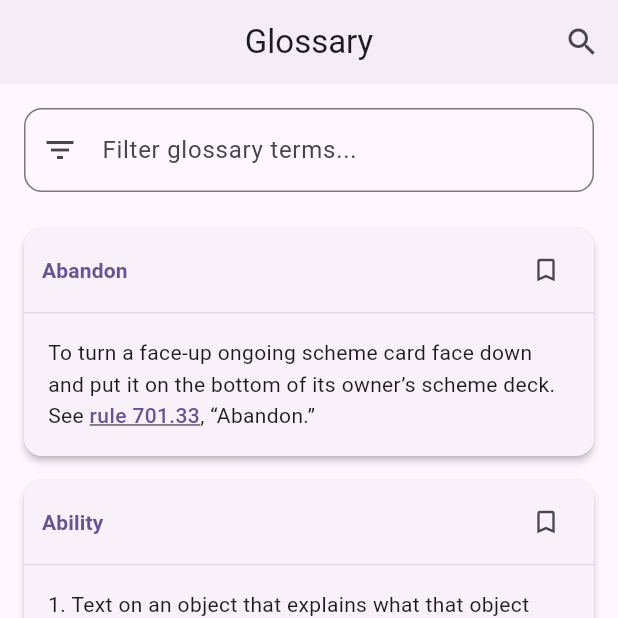
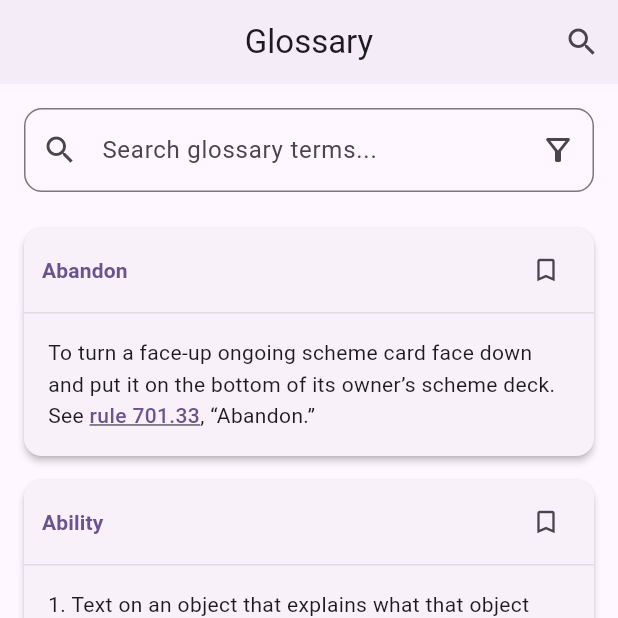
Before and after one commit to didymusbenson/French-Vanilla, a Flutter app: the screen it shows after launch, item 2 of the bottom bar chosen, on a phone screen of 412 x 824 dp, the top half of it. Run offline on Flutter 3.47's test engine with Material 3 defaults, Android fonts, the phone set to English and light mode, and no system bars; drawn by our look-alikes of scrollable_positioned_list; our stand-ins replace in_app_purchase, package_info_plus, share_plus, shared_preferences.

Commit message:
feat: Add glossary filters to narrow keyword types

```diff
--- a/lib/screens/glossary_screen.dart
+++ b/lib/screens/glossary_screen.dart
@@ -7,6 +7,7 @@ import '../services/favorites_service.dart';
 import '../models/glossary_term.dart';
 import '../mixins/rule_link_mixin.dart';
 import '../mixins/aggregating_snackbar_mixin.dart';
+import '../widgets/glossary_filter_sheet.dart';
 
 class GlossaryScreen extends StatefulWidget {
   final String? highlightTerm;
@@ -29,6 +30,8 @@ class _GlossaryScreenState extends State<GlossaryScreen>
   bool _isLoading = true;
   String? _error;
   final Map<String, bool> _bookmarkStatus = {};
+  Set<GlossaryTermType> _selectedFilters = {};
+  late Map<GlossaryTermType, int> _termCounts;
 
   @override
   void initState() {
@@ -71,9 +74,17 @@ class _GlossaryScreenState extends State<GlossaryScreen>
   Future<void> _loadGlossary() async {
     try {
       final terms = await _dataService.getGlossaryTerms();
+
+      // Calculate term counts by type
+      final counts = <GlossaryTermType, int>{};
+      for (final type in GlossaryTermType.values) {
+        counts[type] = terms.where((t) => t.type == type).length;
+      }
+
       setState(() {
         _allTerms = terms;
         _filteredTerms = terms;
+        _termCounts = counts;
         _isLoading = false;
       });
       await _loadBookmarkStatuses();
@@ -94,16 +105,35 @@ class _GlossaryScreenState extends State<GlossaryScreen>
 
   void _filterTerms(String query) {
     setState(() {
-      if (query.isEmpty) {
-        _filteredTerms = _allTerms;
-      } else {
-        final lowerQuery = query.toLowerCase();
-        _filteredTerms = _allTerms.where((term) {
-          return term.term.toLowerCase().contains(lowerQuery) ||
-                 term.definition.toLowerCase().contains(lowerQuery);
-        }).toList();
-      }
+      final lowerQuery = query.toLowerCase();
+
+      _filteredTerms = _allTerms.where((term) {
+        // Apply text search filter
+        final matchesSearch = query.isEmpty ||
+            term.term.toLowerCase().contains(lowerQuery) ||
+            term.definition.toLowerCase().contains(lowerQuery);
+
+        // Apply category filter
+        final matchesCategory = _selectedFilters.isEmpty ||
+            _selectedFilters.contains(term.type);
+
+        return matchesSearch && matchesCategory;
+      }).toList();
     });
+  }
+
+  Future<void> _showFilterSheet() async {
+    await showGlossaryFilterSheet(
+      context: context,
+      currentFilters: _selectedFilters,
+      termCounts: _termCounts,
+      onFiltersChanged: (newFilters) {
+        setState(() {
+          _selectedFilters = newFilters;
+        });
+        _filterTerms(_searchController.text);
+      },
+    );
   }
 
   Future<void> _toggleBookmark(String termName, String definition) async {
@@ -206,17 +236,62 @@ class _GlossaryScreenState extends State<GlossaryScreen>
           child: TextField(
             controller: _searchController,
             decoration: InputDecoration(
-              hintText: 'Filter glossary terms...',
-              prefixIcon: const Icon(Icons.filter_list),
-              suffixIcon: _searchController.text.isNotEmpty
-                  ? IconButton(
+              hintText: 'Search glossary terms...',
+              prefixIcon: const Icon(Icons.search),
+              suffixIcon: Row(
+                mainAxisSize: MainAxisSize.min,
+                children: [
+                  // Filter button with badge
+                  Stack(
+                    children: [
+                      IconButton(
+                        icon: Icon(
+                          _selectedFilters.isEmpty
+                              ? Icons.filter_alt_outlined
+                              : Icons.filter_alt,
+                        ),
+                        onPressed: _showFilterSheet,
+                        tooltip: 'Filter by category',
+                      ),
+                      if (_selectedFilters.isNotEmpty)
+                        Positioned(
+                          right: 4,
+                          top: 4,
+                          child: Container(
+                            padding: const EdgeInsets.all(2),
+                            decoration: BoxDecoration(
+                              color: Theme.of(context).colorScheme.primary,
+                              shape: BoxShape.circle,
+                            ),
+                            constraints: const BoxConstraints(
+                              minWidth: 16,
+                              minHeight: 16,
+                            ),
+                            child: Text(
+                              '${_selectedFilters.length}',
+                              style: TextStyle(
+                                color: Theme.of(context).colorScheme.onPrimary,
+                                fontSize: 10,
+                                fontWeight: FontWeight.bold,
+                              ),
+                              textAlign: TextAlign.center,
+                            ),
+                          ),
+                        ),
+                    ],
+                  ),
+                  // Clear button
+                  if (_searchController.text.isNotEmpty)
+                    IconButton(
                       icon: const Icon(Icons.clear),
                       onPressed: () {
                         _searchController.clear();
                         _filterTerms('');
                       },
-                    )
-                  : null,
+                      tooltip: 'Clear search',
+                    ),
+                ],
+              ),
               border: OutlineInputBorder(
                 borderRadius: BorderRadius.circular(12),
               ),
--- a/lib/services/rules_parser.dart
+++ b/lib/services/rules_parser.dart
@@ -101,6 +101,7 @@ class RulesParser {
           terms.add(GlossaryTerm(
             term: term,
             definition: def,
+            type: _classifyGlossaryTerm(term, def),
           ));
         }
         currentTerm = null;
@@ -143,4 +144,47 @@ class RulesParser {
 
     return terms;
   }
+
+  /// Classifies a glossary term based on its name and definition content.
+  /// Priority order matters: more specific matches take precedence.
+  static GlossaryTermType _classifyGlossaryTerm(String term, String definition) {
+    // Obsolete terms are explicitly marked
+    if (definition.contains('(Obsolete)')) {
+      return GlossaryTermType.obsolete;
+    }
+
+    // Tokens have a consistent naming pattern
+    if (term.endsWith(' Token')) {
+      return GlossaryTermType.token;
+    }
+
+    // Keyword abilities reference rule 702.X
+    if (RegExp(r'rule 702\.\d').hasMatch(definition)) {
+      return GlossaryTermType.keyword;
+    }
+
+    // Keyword actions reference rule 701.X
+    if (RegExp(r'rule 701\.\d').hasMatch(definition)) {
+      return GlossaryTermType.keywordAction;
+    }
+
+    // Phases and steps - check term name first for accuracy
+    if (term.contains('Step') || term.contains('Phase')) {
+      return GlossaryTermType.phaseStep;
+    }
+
+    // Zones reference rule 4XX (400-499)
+    if (RegExp(r'rule 4\d{2}').hasMatch(definition)) {
+      return GlossaryTermType.zone;
+    }
+
+    // Card types reference rule 3XX (300-399) or explicitly say "card type"
+    if (RegExp(r'rule 3\d{2}').hasMatch(definition) ||
+        definition.contains('card type') ||
+        definition.contains('A card type')) {
+      return GlossaryTermType.cardType;
+    }
+
+    return GlossaryTermType.other;
+  }
 }
```
Also changed, not shown: lib/models/glossary_term.dart (+59 -0 lines), lib/widgets/glossary_filter_sheet.dart (added, +161 -0 lines), pubspec.lock, 2 other files.
